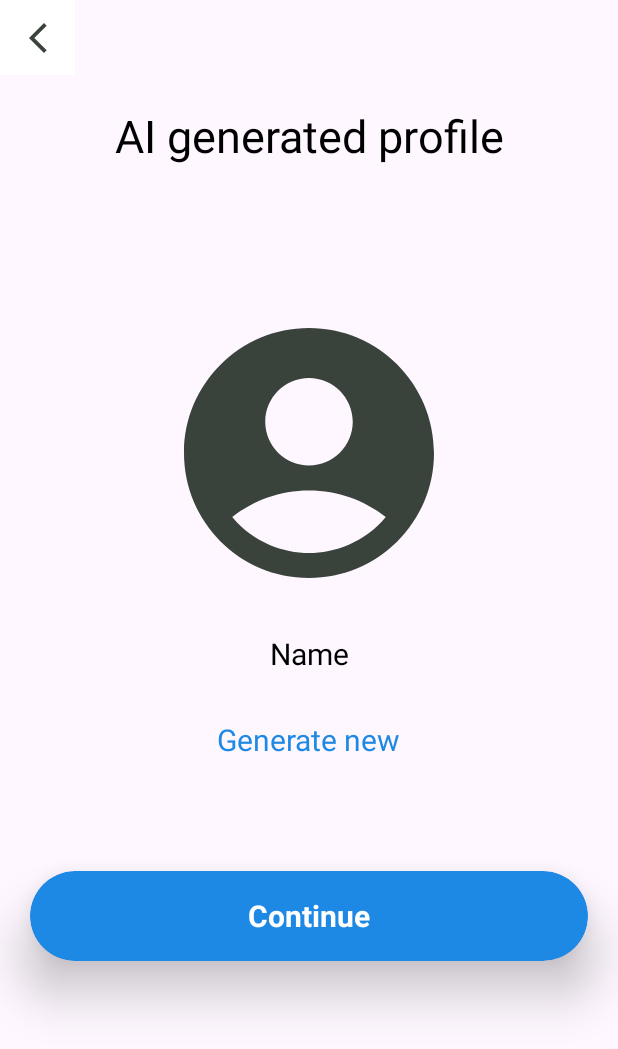
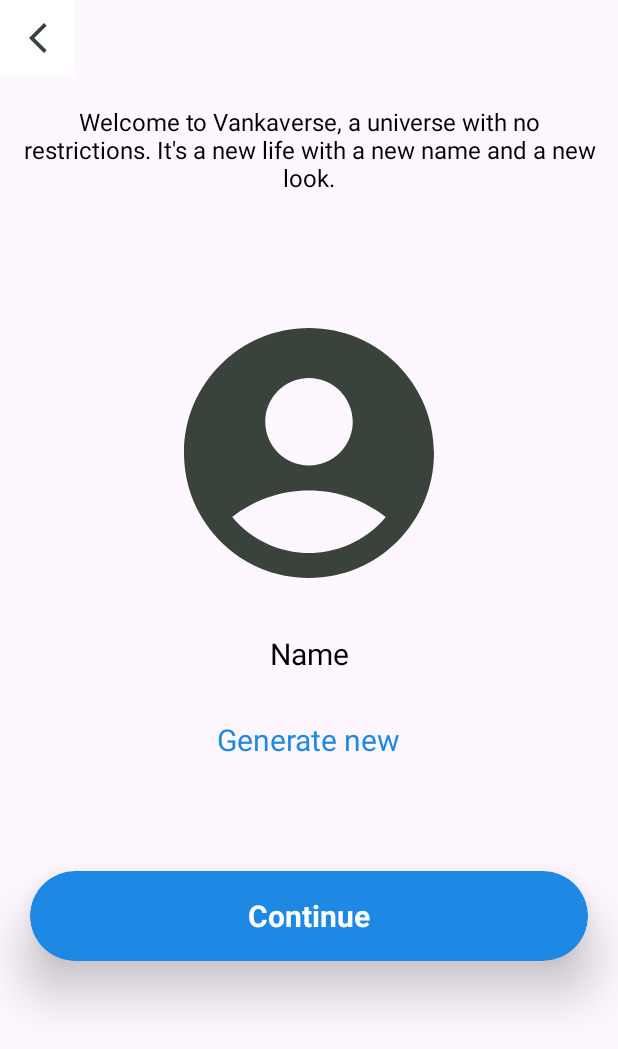
Before and after one commit to vankaSiddhartha/Gossy, an Android app: the layout fragment_a_i_face.xml on its own in the app's theme, with its tools: preview values and no code run, on a phone screen of 412 x 824 dp. Shown: the top 1049 px of the screen. Run offline under Robolectric (Android 15) with nearby library versions, the light colour scheme and no system bars.

Commit message:
permission and updated ui auth section
-1 array permission for contacts and notificaton
-2 updatd auth ui like btn color and empty et not allowed like that

```diff
--- a/app/src/main/AndroidManifest.xml
+++ b/app/src/main/AndroidManifest.xml
@@ -3,7 +3,11 @@
     xmlns:tools="http://schemas.android.com/tools">
 
     <uses-permission android:name="android.permission.INTERNET" />
-    <uses-permission android:name="android.permission.READ_PHONE_STATE"/>
+    <uses-permission android:name="android.permission.POST_NOTIFICATIONS"/>
+    <uses-permission android:name="android.permission.READ_CONTACTS" />
+
+
+
 
 
     <application
--- a/app/src/main/java/com/bhaskardamayanthi/gossy/auth/userDataFragments/AIFaceFragment.kt
+++ b/app/src/main/java/com/bhaskardamayanthi/gossy/auth/userDataFragments/AIFaceFragment.kt
@@ -10,6 +10,7 @@ import com.bhaskardamayanthi.gossy.R
 import com.bhaskardamayanthi.gossy.aiNamesAndImage.AiImage
 import com.bhaskardamayanthi.gossy.aiNamesAndImage.AiNames
 import com.bhaskardamayanthi.gossy.auth.PhoneAuthActivity
+import com.bhaskardamayanthi.gossy.auth.WelcomeAccountActivity
 import com.bhaskardamayanthi.gossy.databinding.FragmentAIFaceBinding
 import com.bhaskardamayanthi.gossy.localStore.StoreManager
 import com.bumptech.glide.Glide
@@ -36,6 +37,9 @@ private lateinit var saveFakeProfile:String
             storeManager.saveString("fakeName",saveFakeName)
             storeManager.saveString("fakeImg",saveFakeProfile)
             startActivity(Intent(requireContext(),PhoneAuthActivity::class.java))
+        }
+        binding.back.setOnClickListener {
+            requireActivity().supportFragmentManager.popBackStack()
         }
 
         return binding.root
--- a/app/src/main/java/com/bhaskardamayanthi/gossy/auth/userDataFragments/DOBYearPickerFragment.kt
+++ b/app/src/main/java/com/bhaskardamayanthi/gossy/auth/userDataFragments/DOBYearPickerFragment.kt
@@ -42,7 +42,9 @@ binding.upload.setOnClickListener {
     navigateToNextFragment(GenderChooseFragment())
 }
 binding.back.setOnClickListener {
-    intentFragment(R.id.fragment_container,NameFragment(),requireContext())
+    // Inside the fragment
+    requireActivity().supportFragmentManager.popBackStack()
+
 }
 
         return binding.root
@@ -56,4 +58,5 @@ binding.back.setOnClickListener {
         transaction.commit()
     }
 
+
 }
--- a/app/src/main/java/com/bhaskardamayanthi/gossy/auth/userDataFragments/GenderChooseFragment.kt
+++ b/app/src/main/java/com/bhaskardamayanthi/gossy/auth/userDataFragments/GenderChooseFragment.kt
@@ -31,7 +31,9 @@ private lateinit var binding: ActivityGenderChooseFragmentBinding
             storeGender("nonBinary")
         }
         binding.back.setOnClickListener {
-            intentFragment(R.id.fragment_container,DOBYearPickerFragment(),requireContext())
+            // Inside the fragment
+            requireActivity().supportFragmentManager.popBackStack()
+
         }
 
         return binding.root
--- a/app/src/main/java/com/bhaskardamayanthi/gossy/managers/GETfromFirebaseManager.kt
+++ b/app/src/main/java/com/bhaskardamayanthi/gossy/managers/GETfromFirebaseManager.kt
@@ -1,5 +1,7 @@
 package com.bhaskardamayanthi.gossy.managers
 
+import android.content.Context
+import android.widget.Toast
 import com.bhaskardamayanthi.gossy.model.UserModel
 import com.google.firebase.database.DataSnapshot
 import com.google.firebase.database.DatabaseError
@@ -8,11 +10,12 @@ import com.google.firebase.database.ktx.database
 import com.google.firebase.ktx.Firebase
 
 class GETfromFirebaseManager {
-    fun getUserDataAndSaveInLocalData(uid:String){
+    fun getUserDataAndSaveInLocalData(uid:String,context: Context){
         val DATABASE = Firebase.database("https://gossy-fbbcf-default-rtdb.asia-southeast1.firebasedatabase.app/").reference
         DATABASE.child("users").child(uid).addListenerForSingleValueEvent(object : ValueEventListener{
             override fun onDataChange(snapshot: DataSnapshot) {
                 val userData = snapshot.getValue(UserModel::class.java)
+                Toast.makeText(context, userData.toString(), Toast.LENGTH_SHORT).show()
 
             }
 
--- a/app/src/main/res/layout/fragment_a_i_face.xml
+++ b/app/src/main/res/layout/fragment_a_i_face.xml
@@ -51,13 +51,16 @@
         android:layout_width="wrap_content"
         android:layout_height="wrap_content"
         android:layout_marginTop="10dp"
-        android:padding="10dp"
-        android:text="AI generated profile"
+        android:gravity="center"
+      android:padding="10dp"
+        android:text="Welcome to Vankaverse, a universe with no restrictions. It's a new life with a new name and a new look."
         android:textColor="@color/black"
-        android:textSize="30sp"
+        android:textSize="16sp"
+        app:layout_constraintBottom_toTopOf="@+id/ai_fake_profle"
         app:layout_constraintEnd_toEndOf="parent"
         app:layout_constraintStart_toStartOf="parent"
-        app:layout_constraintTop_toBottomOf="@+id/back" />
+        app:layout_constraintTop_toBottomOf="@+id/back"
+        app:layout_constraintVertical_bias="0.0" />
 
     <TextView
         android:id="@+id/textView17"
```
Also changed, not shown: app/src/main/java/com/bhaskardamayanthi/gossy/auth/PermissionActivity.kt (+38 -0 lines), app/src/main/java/com/bhaskardamayanthi/gossy/auth/PhoneAuthActivity.kt (+20 -0 lines), app/src/main/java/com/bhaskardamayanthi/gossy/auth/userDataFragments/NameFragment.kt (+7 -1 lines), app/src/main/java/com/bhaskardamayanthi/gossy/auth/userDataFragments/SelectCollegeFragment.kt (+3 -5 lines), app/src/main/java/com/bhaskardamayanthi/gossy/managers/FirebaseDataManager.kt (+14 -11 lines).
